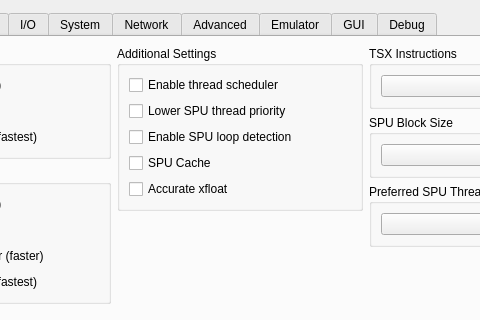
Above: rpcs3/rpcs3qt/settings_dialog.ui from Satan86/rpcs3 before the change; both pictures show x 158 to 638 and y 0 to 320 of the 796 by 677 pixel window. Below: the same form after it.
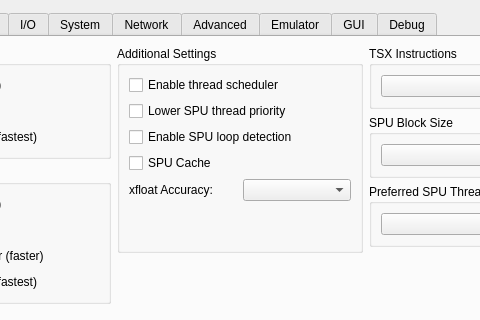
That is the form after the change. Icons and pictures are not drawn.

Commit message: Allow changing approximate xfloat through the UI

Diff of the .ui file:
```diff
--- a/rpcs3/rpcs3qt/settings_dialog.ui
+++ b/rpcs3/rpcs3qt/settings_dialog.ui
@@ -166,11 +166,31 @@
                </widget>
               </item>
               <item>
-               <widget class="QCheckBox" name="accurateXFloat">
-                <property name="text">
-                 <string>Accurate xfloat</string>
+               <layout class="QHBoxLayout" name="horizontalLayout">
+                <item>
+                 <widget class="QLabel" name="lbl_xfloaAccuracy">
+                  <property name="text">
+                   <string>xfloat Accuracy:</string>
+                  </property>
+                 </widget>
+                </item>
+                <item>
+                 <widget class="QComboBox" name="xfloatAccuracy"/>
+                </item>
+               </layout>
+              </item>
+              <item>
+               <spacer name="verticalSpacer_24">
+                <property name="orientation">
+                 <enum>Qt::Vertical</enum>
                 </property>
-               </widget>
+                <property name="sizeHint" stdset="0">
+                 <size>
+                  <width>20</width>
+                  <height>40</height>
+                 </size>
+                </property>
+               </spacer>
               </item>
              </layout>
             </widget>
```
The commit also changes 2 other files.
